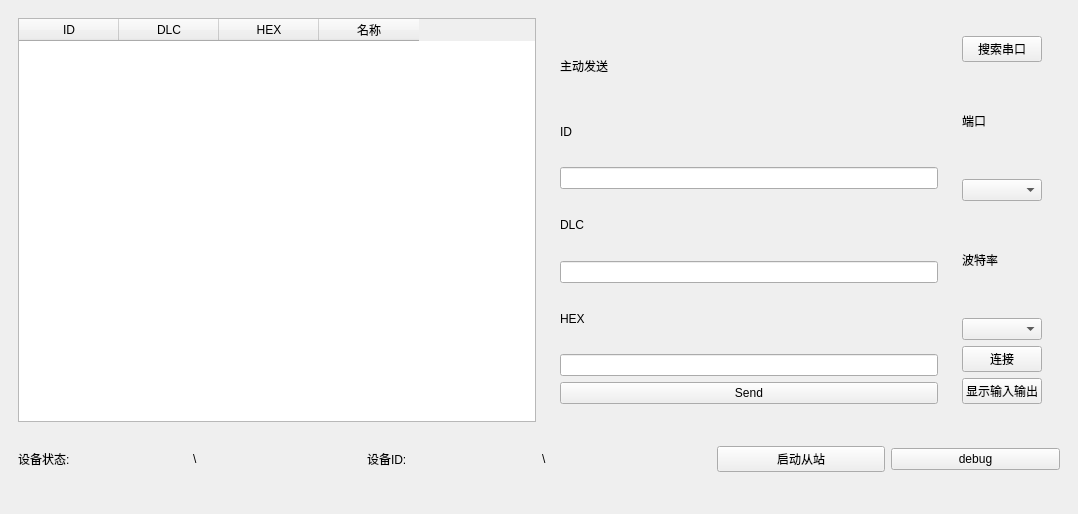
Above: mainwindow.ui from sgh579/myCANopenManager before the change. Below: the same form after it.
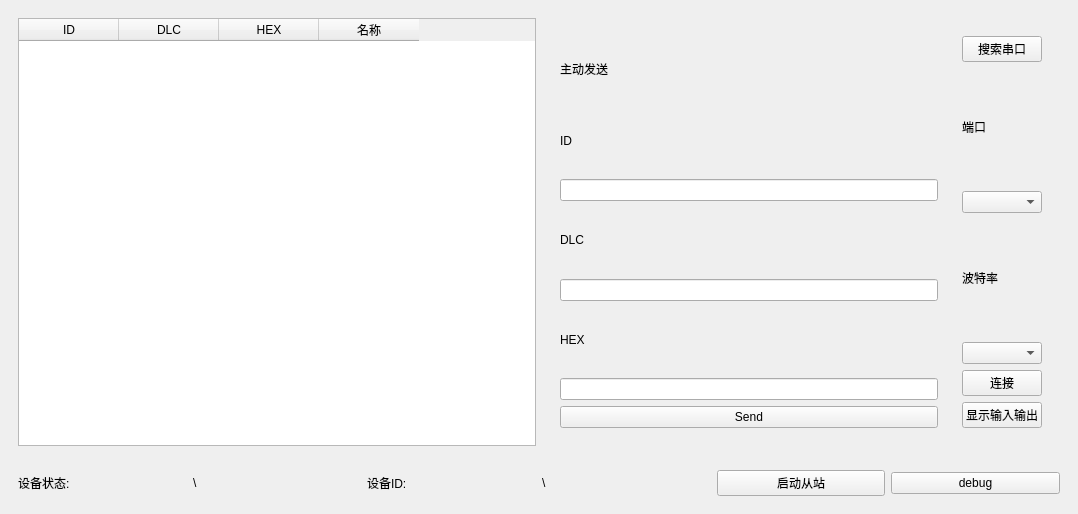
That is the form after the change. Icons and pictures are not drawn.

Commit message: 删掉多余照片 更改debug目录

What changed in the file:
```diff
--- a/mainwindow.ui
+++ b/mainwindow.ui
@@ -239,11 +239,6 @@
       </layout>
      </widget>
     </item>
-    <item>
-     <widget class="QWidget" name="widget_4" native="true">
-      <layout class="QVBoxLayout" name="verticalLayout_3"/>
-     </widget>
-    </item>
    </layout>
   </widget>
  </widget>
```
The commit also changes 2 other files.
